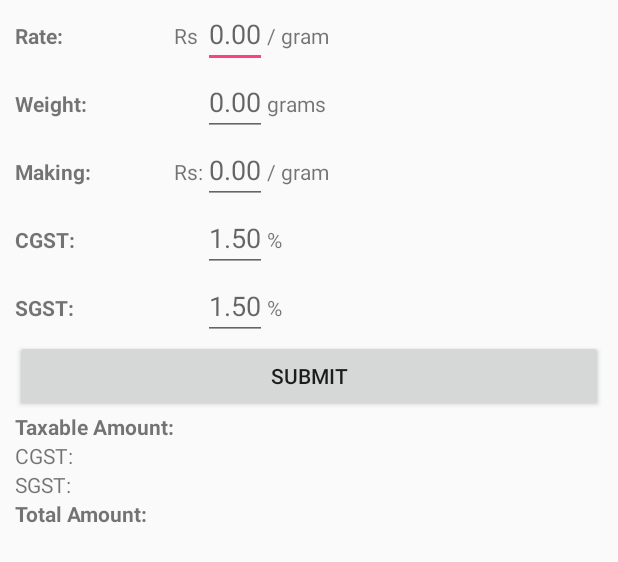
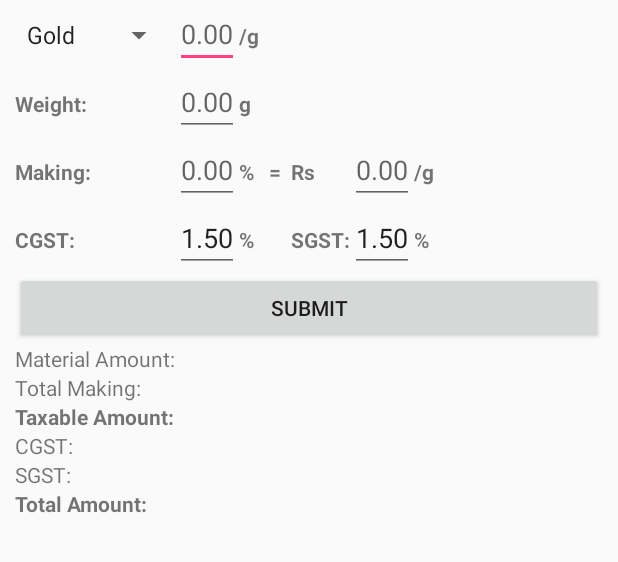
Before and after one commit to AbhishekJewellers/JewelleryPriceCalculator, an Android app: the layout activity_main.xml on its own in the app's theme, with its tools: preview values and no code run, on a phone screen of 412 x 824 dp. Shown: the top 562 px of the screen. Run offline under Robolectric (Android 15) with nearby library versions, the phone set to English and light mode, and no system bars.

Commit message:
1) Allow making charge inputs in both percentage and amount per gram. 2) Allow material type selection for rate. 3) Output the material amount and total making charge. 2) Change application id to abhishek.jewellers.jewellerypricecalculator

```diff
--- a/app/src/main/AndroidManifest.xml
+++ b/app/src/main/AndroidManifest.xml
@@ -1,6 +1,6 @@
 <?xml version="1.0" encoding="utf-8"?>
 <manifest xmlns:android="http://schemas.android.com/apk/res/android"
-          package="abhishek.jewellery.jewellerypricecalculator">
+          package="abhishek.jewellers.jewellerypricecalculator">
 
     <application
             android:allowBackup="true"
--- a/app/src/main/res/layout/activity_main.xml
+++ b/app/src/main/res/layout/activity_main.xml
@@ -1,99 +1,151 @@
 <?xml version="1.0" encoding="utf-8"?>
 
-<android.support.constraint.ConstraintLayout
+<androidx.constraintlayout.widget.ConstraintLayout
         xmlns:android="http://schemas.android.com/apk/res/android"
-        android:layout_height="wrap_content"
-        android:layout_width="fill_parent"
+        android:layout_height="match_parent"
+        android:layout_width="match_parent"
         android:layout_marginLeft="10dp"
         android:layout_marginRight="10dp">
 
-    <TableLayout xmlns:android="http://schemas.android.com/apk/res/android"
-                 android:layout_width="match_parent"
+    <TableLayout android:layout_width="match_parent"
                  android:layout_height="match_parent">
 
         <TableRow>
-            <TextView android:text="Rate:"
-                      android:textStyle="bold"/>
-            <TextView android:text="@string/app_currency"/>
+            <Spinner
+                    android:id="@+id/materialTypeSpinner"
+                    android:layout_height="wrap_content"
+                    android:textStyle="bold"
+                    android:entries="@array/materialType"/>
+
             <EditText
                     android:id="@+id/rateInput"
                     android:inputType="numberDecimal"
                     android:hint="0.00"/>
-            <TextView android:text="/ gram"/>
+            android:textStyle="bold"/>
+            <TextView android:text="@string/app_weight_unit"
+                      android:textStyle="bold"/>
         </TableRow>
 
         <TableRow>
             <TextView android:text="Weight:"
                       android:textStyle="bold"/>
-            <TextView android:text=""/>
             <EditText
                     android:id="@+id/weightInput"
                     android:inputType="numberDecimal"
                     android:hint="0.00"/>
-            <TextView android:text="grams"/>
+            <TextView android:text="@string/app_weight"
+                      android:textStyle="bold"/>
         </TableRow>
 
         <TableRow>
             <TextView android:text="Making:"
                       android:textStyle="bold"/>
-            <TextView android:text="Rs:"/>
             <EditText
-                    android:id="@+id/makingInput"
+                    android:id="@+id/makingInputPercentage"
+                    android:inputType="numberDecimal"
+                    android:layout_width="wrap_content"
+                    android:hint="0.00"/>
+            <TextView android:text="%"
+                      android:textStyle="bold"/>
+
+            <TextView android:text="  =  "
+                      android:textStyle="bold"/>
+
+            <TextView android:text="@string/app_currency"
+                      android:textStyle="bold"/>
+            <EditText
+                    android:id="@+id/makingInputAmount"
                     android:inputType="numberDecimal"
                     android:hint="0.00"/>
-            <TextView android:text="/ gram"/>
+            <TextView android:text="@string/app_weight_unit"
+                      android:textStyle="bold"/>
         </TableRow>
 
         <TableRow>
             <TextView android:text="CGST:"
                       android:textStyle="bold"/>
-            <TextView android:text=""/>
             <EditText
                     android:id="@+id/cgstRateInput"
                     android:inputType="numberDecimal"
-                    android:hint="1.50"/>
-            <TextView android:text="%"/>
-        </TableRow>
+                    android:text="1.50"/>
+            <TextView android:text="%"
+                      android:textStyle="bold"/>
 
-        <TableRow>
+            <TextView android:text=""/>
+
             <TextView android:text="SGST:"
                       android:textStyle="bold"/>
-            <TextView android:text=""/>
             <EditText
                     android:id="@+id/sgstRateInput"
                     android:inputType="numberDecimal"
-                    android:hint="1.50"/>
-            <TextView android:text="%"/>
+                    android:text="1.50"/>
+            <TextView android:text="%"
+                      android:textStyle="bold"/>
         </TableRow>
-
 
         <Button android:id="@+id/button_id"
                 android:text="Submit"/>
 
         <TableRow>
+            <TextView android:text="Material Amount:"/>
+            <TextView android:text=""/>
+            <TextView android:text=""/>
+            <TextView android:text=""/>
+            <TextView android:text=""/>
+            <TextView
+                    android:id="@+id/materialAmountOutput"
+                    android:inputType="numberDecimal"/>
+        </TableRow>
+
+        <TableRow>
+            <TextView android:text="Total Making:"/>
+            <TextView android:text=""/>
+            <TextView android:text=""/>
+            <TextView android:text=""/>
+            <TextView android:text=""/>
+            <TextView
+                    android:id="@+id/makingAmountTotalOutput"
+                    android:inputType="numberDecimal"/>
+        </TableRow>
+
+        <TableRow>
             <TextView android:text="Taxable Amount:"
                       android:textStyle="bold"/>
-            <TextView android:text=" "/>
+            <TextView android:text=""/>
+            <TextView android:text=""/>
+            <TextView android:text=""/>
+            <TextView android:text=""/>
             <TextView android:id="@+id/taxableAmountOutput"
                       android:textStyle="bold"/>
         </TableRow>
+
         <TableRow>
             <TextView android:text="CGST:"/>
-            <TextView android:text=" "/>
+            <TextView android:text=""/>
+            <TextView android:text=""/>
+            <TextView android:text=""/>
+            <TextView android:text=""/>
             <TextView android:id="@+id/cgstValueOutput"/>
         </TableRow>
+
         <TableRow>
             <TextView android:text="SGST:"/>
-            <TextView android:text=" "/>
+            <TextView android:text=""/>
+            <TextView android:text=""/>
+            <TextView android:text=""/>
+            <TextView android:text=""/>
             <TextView android:id="@+id/sgstValueOutput"/>
         </TableRow>
-        <TableRow/>
+
         <TableRow>
             <TextView android:text="Total Amount:"
                       android:textStyle="bold"/>
+            <TextView android:text=""/>
+            <TextView android:text=""/>
+            <TextView android:text=""/>
             <TextView android:text=""/>
             <TextView android:id="@+id/totalAmountOutput"
                       android:textStyle="bold"/>
         </TableRow>
     </TableLayout>
-</android.support.constraint.ConstraintLayout>
+</androidx.constraintlayout.widget.ConstraintLayout>
--- /dev/null
+++ b/app/src/main/res/values/arrays.xml
@@ -0,0 +1,6 @@
+<resources>
+    <string-array name="materialType">
+        <item>Gold</item>
+        <item>Silver</item>
+    </string-array>
+</resources>
--- a/app/src/main/res/values/strings.xml
+++ b/app/src/main/res/values/strings.xml
@@ -1,4 +1,6 @@
 <resources>
     <string name="app_name">Abhishek Jewellers</string>
     <string name="app_currency">Rs</string>
+    <string name="app_weight_unit">/g</string>
+    <string name="app_weight">g</string>
 </resources>
--- a/build.gradle
+++ b/build.gradle
@@ -1,13 +1,13 @@
 // Top-level build file where you can add configuration options common to all sub-projects/modules.
 
 buildscript {
-    ext.kotlin_version = '1.1.0'
+    ext.kotlin_version = "1.4.20"
     repositories {
         google()
         jcenter()
     }
     dependencies {
-        classpath 'com.android.tools.build:gradle:3.1.0'
+        classpath "com.android.tools.build:gradle:4.0.2"
         classpath "org.jetbrains.kotlin:kotlin-gradle-plugin:$kotlin_version"
 
         // NOTE: Do not place your application dependencies here; they belong
```
Also changed, not shown: app/build.gradle (+21 -16 lines), app/src/main/java/abhishek/jewellers/jewellerypricecalculator/EditTextUtils.kt (renamed from app/src/main/java/abhishek/jewellery/jewellerypricecalculator/EditTextUtils.kt, +15 -3 lines), app/src/main/java/abhishek/jewellers/jewellerypricecalculator/MainActivity.kt (added, +132 -0 lines), app/src/main/java/abhishek/jewellery/jewellerypricecalculator/MainActivity.kt (deleted, +0 -60 lines), gradle.properties (+9 -1 lines), 6 other files.
